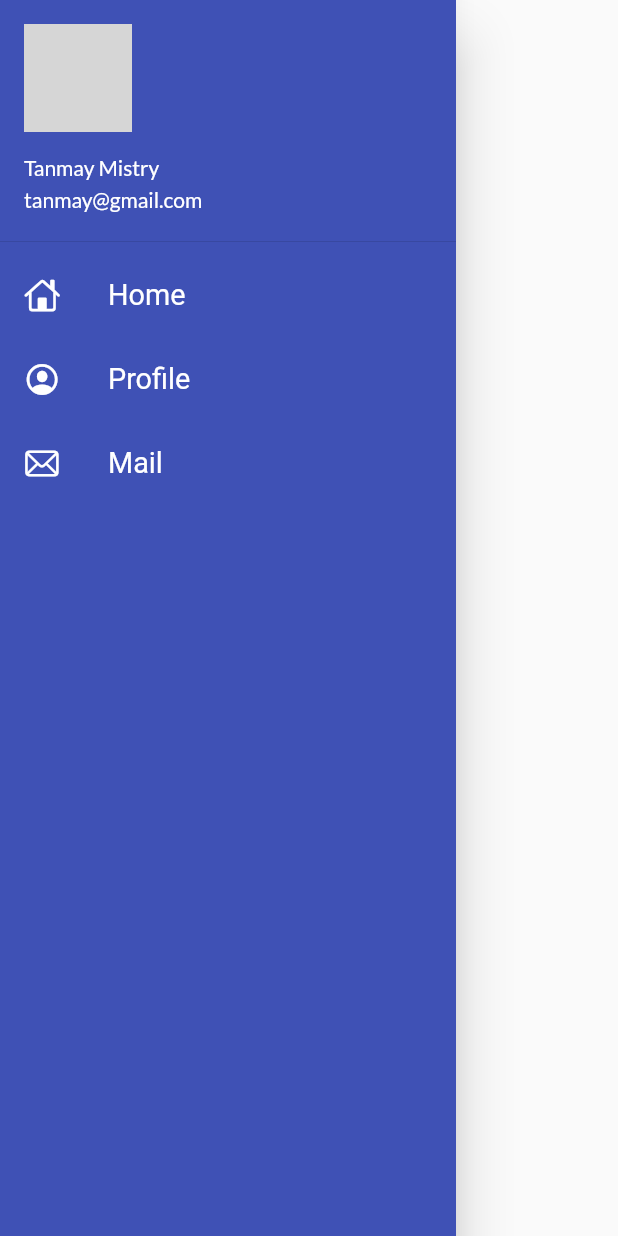
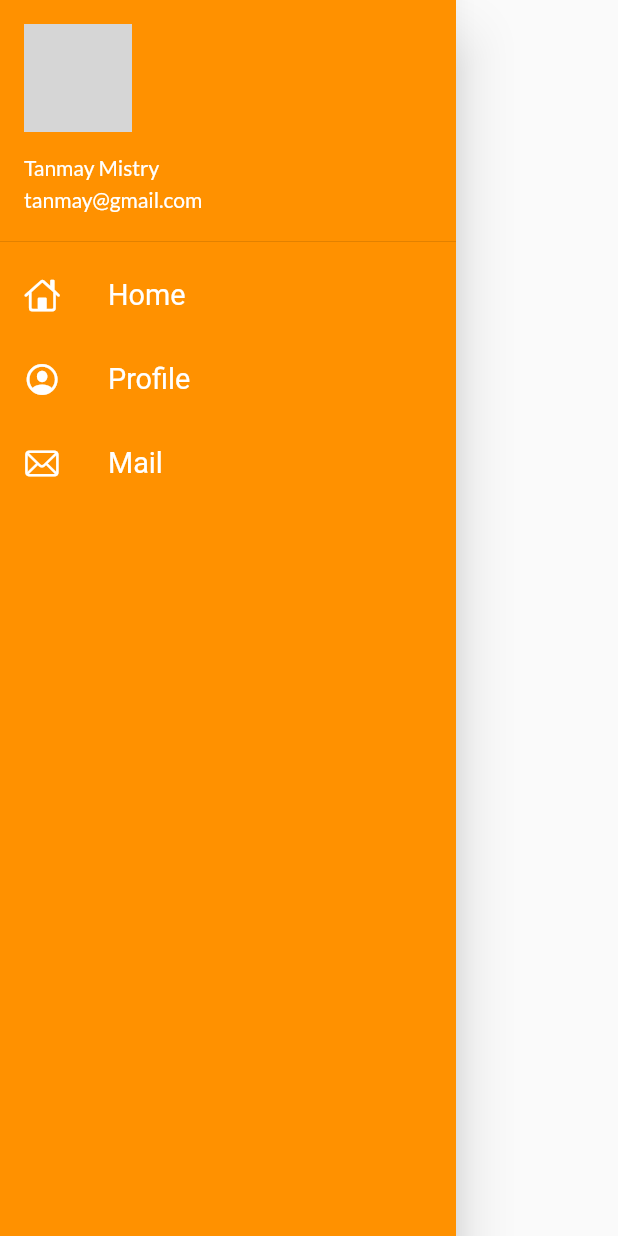
Before and after one commit to Tanmay116/flutter_catalog, a Flutter app: the MyDrawer widget shown alone on an empty page, opened directly, on a phone screen of 412 x 824 dp. Run offline on Flutter 3.47's test engine with Material 2 defaults, Android fonts, the phone set to English and light mode, and no system bars; our stand-ins replace google_fonts; network calls fail; grey boxes are pictures that could not be loaded.

Commit message:
final_project2

```diff
--- a/lib/main.dart
+++ b/lib/main.dart
@@ -19,7 +19,7 @@ class MyApp extends StatelessWidget {
       debugShowCheckedModeBanner: false,
       theme: MyTheme.lightTheme(context),
       darkTheme: MyTheme.darkTheme(context),
-      initialRoute: "/home",
+      initialRoute: "/login",
       routes: {
         "/": (context) => HomePage(),
         MyRoutes.homeRoute: (context) => HomePage(),
--- a/lib/pages/widgets/drawer.dart
+++ b/lib/pages/widgets/drawer.dart
@@ -13,24 +13,25 @@ class MyDrawer extends StatelessWidget {
 
     return Drawer(
       child: Container(
-        color: Colors.indigo,
+        color: Colors.orangeAccent[400],
         child: ListView(
           padding: EdgeInsets.zero,
           children: [
             DrawerHeader(
               padding: EdgeInsets.zero,
               child: UserAccountsDrawerHeader(
+                decoration: BoxDecoration(color: Colors.orangeAccent[400]),
                 accountName: Text(
                   "Tanmay Mistry",
                 ),
                 accountEmail: Text("tanmay@gmail.com"),
                 margin: EdgeInsets.zero,
                 currentAccountPicture: CircleAvatar(
-                    backgroundColor: Colors.black,
                   radius: 150,
                   backgroundImage: NetworkImage(imgURL),
                 ),
-                )),
+              ),
+            ),
             ListTile(
               leading: Icon(
                 CupertinoIcons.home,
```
Also changed, not shown: lib/pages/homepage.dart (+4 -4 lines). Lines whose indentation alone changed are shown as unchanged.
